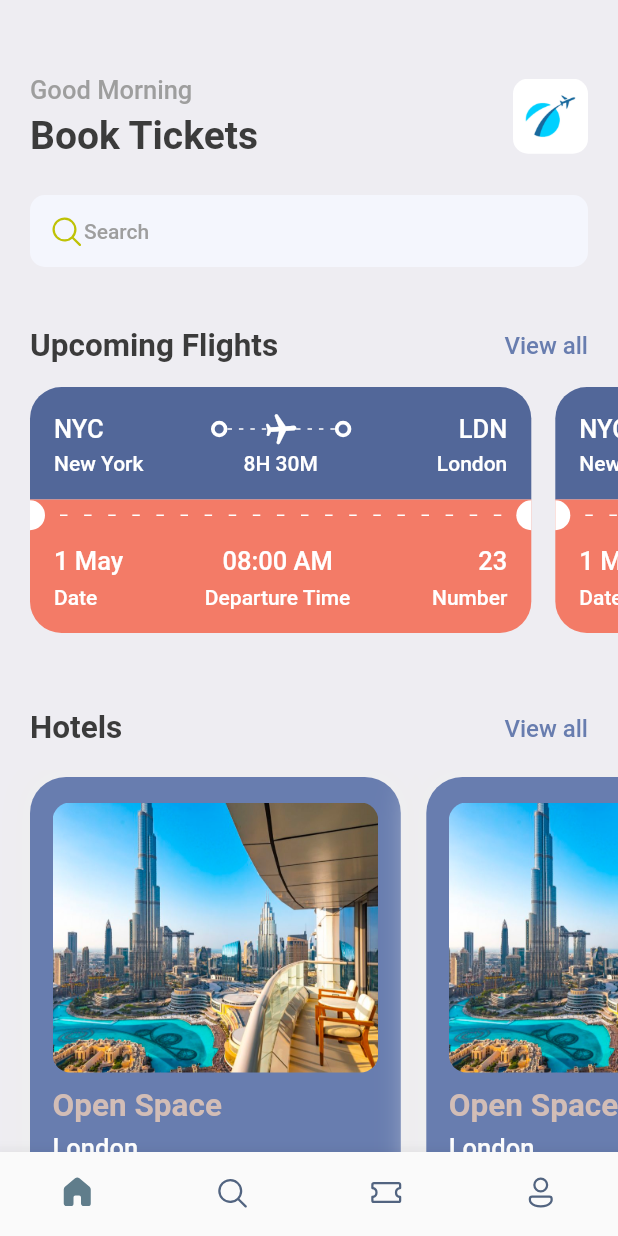
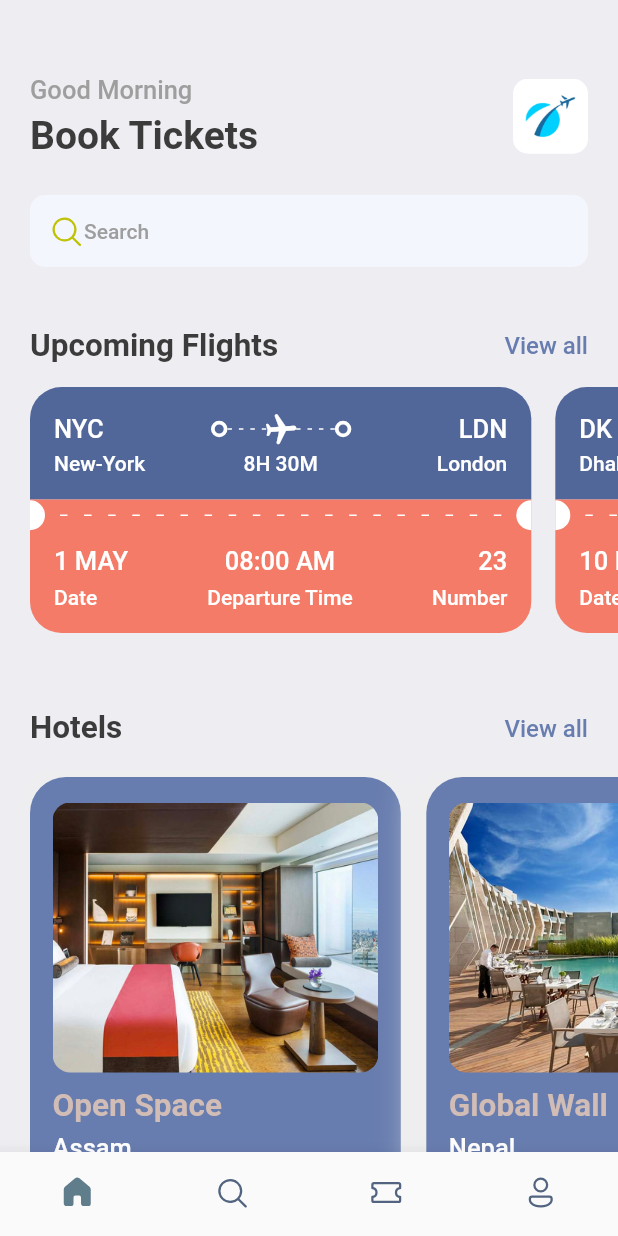
Before and after one commit to chetryJyoti/your_tickets_Flutter_App, a Flutter app: the screen it shows after launch, on a phone screen of 412 x 824 dp. Run offline on Flutter 3.47's test engine with Material 2 defaults, Android fonts, the phone set to English and light mode, and no system bars; our stand-ins replace fluentui_icons, gap.

Commit message:
added dynamic feature for tickets and hotel listing using the app_info_list.dart file dummy data

```diff
--- a/lib/screens/home_screen.dart
+++ b/lib/screens/home_screen.dart
@@ -3,10 +3,11 @@ import 'package:flutter/material.dart';
 import 'package:gap/gap.dart';
 import 'package:your_tickets/screens/hotel_screen.dart';
 import 'package:your_tickets/screens/ticket_view.dart';
+import 'package:your_tickets/utils/app_info_list.dart';
 import '../utils/app_styles.dart';
 
 class HomeScreen extends StatelessWidget {
-  const HomeScreen({super.key});
+  const HomeScreen({Key? key}) : super(key: key);
 
   @override
   Widget build(BuildContext context) {
@@ -94,7 +95,7 @@ class HomeScreen extends StatelessWidget {
               padding: const EdgeInsets.only(left: 20),
               scrollDirection: Axis.horizontal,
               child: Row(
-                children: const [TicketView(), TicketView(), TicketView()],
+                children: ticketList.map((singleTicket) =>TicketView(ticket: singleTicket)).toList()
               ),
             ),
             const Gap(15),
@@ -119,20 +120,16 @@ class HomeScreen extends StatelessWidget {
                   )
                 ],
               ),
-            )
+            ),
+            const Gap(15),
             //hotels nearby part
-            ,
-            const Gap(15),
             SingleChildScrollView(
               scrollDirection: Axis.horizontal,
               padding: const EdgeInsets.only(left: 20),
               child: Row(
-                children: const [
-                  HotelScreen(),
-                  HotelScreen(),
-                  HotelScreen(),
-                ],
-              ),
+                  children: hotelList
+                      .map((singleHotel) => HotelScreen(hotel: singleHotel))
+                      .toList()),
             ),
             const Gap(10)
           ],
--- a/lib/screens/hotel_screen.dart
+++ b/lib/screens/hotel_screen.dart
@@ -4,11 +4,13 @@ import 'package:your_tickets/utils/app_layout.dart';
 import 'package:your_tickets/utils/app_styles.dart';
 
 class HotelScreen extends StatelessWidget {
-  const HotelScreen({super.key});
+  final Map<String, dynamic> hotel;
+  const HotelScreen({super.key, required this.hotel});
 
   @override
   Widget build(BuildContext context) {
     final size = AppLayout.getSize(context);
+    debugPrint('Hotel prices : ${hotel['price']}');
     return Container(
       width: size.width * 0.6,
       height: 350,
@@ -32,22 +34,22 @@ class HotelScreen extends StatelessWidget {
             decoration: BoxDecoration(
                 borderRadius: BorderRadius.circular(12),
                 color: Styles.primaryColor,
-                image: const DecorationImage(
+                image: DecorationImage(
                     fit: BoxFit.cover,
-                    image: AssetImage("assets/images/three.png"))),
+                    image: AssetImage("assets/images/${hotel['img']}"))),
           ),
           const Gap(10),
           Text(
-            "Open Space",
+            hotel['place'],
             style: Styles.headlineStyle2.copyWith(color: Styles.kakiColor),
           ),
           const Gap(5),
           Text(
-            "London",
+            hotel['destination'],
             style: Styles.headlineStyle3.copyWith(color: Colors.white),
           ),
           const Gap(10),
-          Text("\$69/night",
+          Text("\$${hotel['price']}/night",
               style: Styles.headlineStyle1.copyWith(color: Styles.kakiColor))
         ],
       ),
--- a/lib/screens/ticket_view.dart
+++ b/lib/screens/ticket_view.dart
@@ -5,7 +5,8 @@ import 'package:your_tickets/utils/app_styles.dart';
 import 'package:your_tickets/widgets/thick_container.dart';
 
 class TicketView extends StatelessWidget {
-  const TicketView({super.key});
+  final Map<String, dynamic> ticket;
+  const TicketView({Key? key, required this.ticket}) : super(key: key);
 
   @override
   Widget build(BuildContext context) {
@@ -29,7 +30,7 @@ class TicketView extends StatelessWidget {
               Row(
                 children: [
                   Text(
-                    "NYC",
+                    ticket["from"]["code"],
                     style: Styles.headlineStyle3.copyWith(color: Colors.white),
                   ),
                   const Spacer(),
@@ -70,7 +71,7 @@ class TicketView extends StatelessWidget {
                   const ThickContainer(),
                   const Spacer(),
                   Text(
-                    "LDN",
+                    ticket["to"]["code"],
                     style: Styles.headlineStyle3.copyWith(color: Colors.white),
                   )
                 ],
@@ -82,18 +83,18 @@ class TicketView extends StatelessWidget {
                   SizedBox(
                     width: 100,
                     child: (Text(
-                      "New York",
+                      ticket["from"]["name"],
                       style:
                           Styles.headlineStyle4.copyWith(color: Colors.white),
                     )),
                   ),
-                  Text("8H 30M",
+                  Text(ticket["flying_time"],
                       style:
                           Styles.headlineStyle4.copyWith(color: Colors.white)),
                   SizedBox(
                     width: 100,
                     child: (Text(
-                      "London",
+                      ticket["to"]["name"],
                       style:
                           Styles.headlineStyle4.copyWith(color: Colors.white),
                       textAlign: TextAlign.end,
@@ -175,7 +176,7 @@ class TicketView extends StatelessWidget {
                       crossAxisAlignment: CrossAxisAlignment.start,
                       children: [
                         Text(
-                          "1 May",
+                          ticket["date"],
                           style: Styles.headlineStyle3
                               .copyWith(color: Colors.white),
                         ),
@@ -191,7 +192,7 @@ class TicketView extends StatelessWidget {
                       crossAxisAlignment: CrossAxisAlignment.center,
                       children: [
                         Text(
-                          "08:00 AM",
+                          ticket["departure_time"],
                           style: Styles.headlineStyle3
                               .copyWith(color: Colors.white),
                         ),
@@ -207,7 +208,7 @@ class TicketView extends StatelessWidget {
                       crossAxisAlignment: CrossAxisAlignment.end,
                       children: [
                         Text(
-                          "23",
+                          ticket["number"].toString(),
                           style: Styles.headlineStyle3
                               .copyWith(color: Colors.white),
                         ),
```
